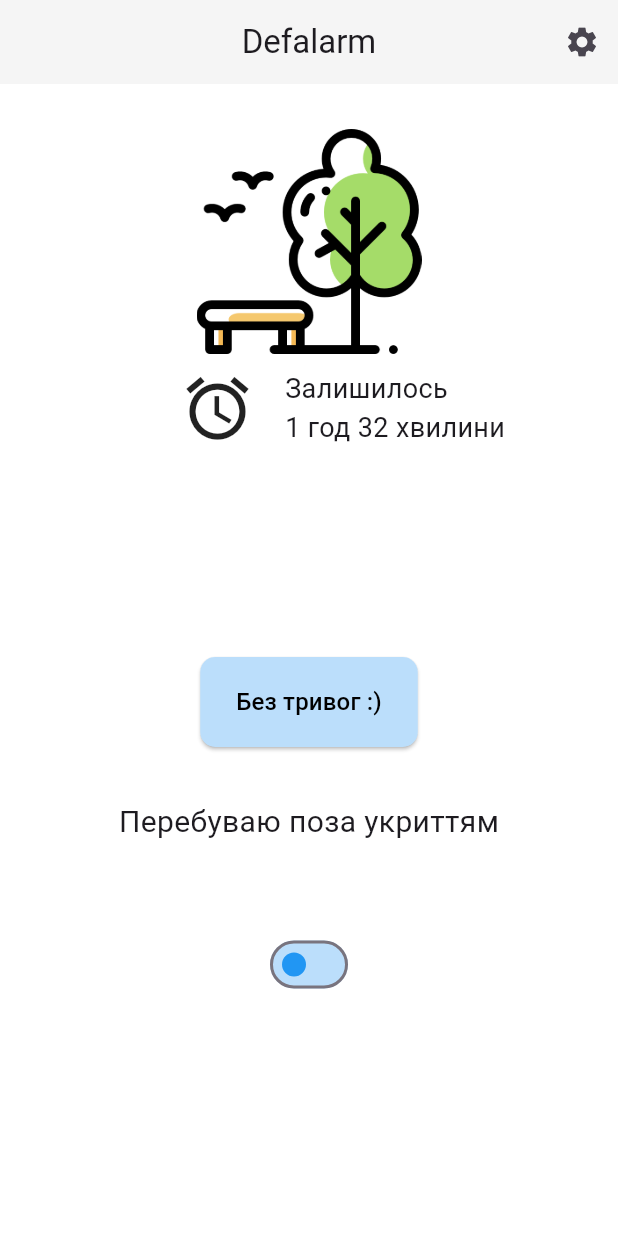
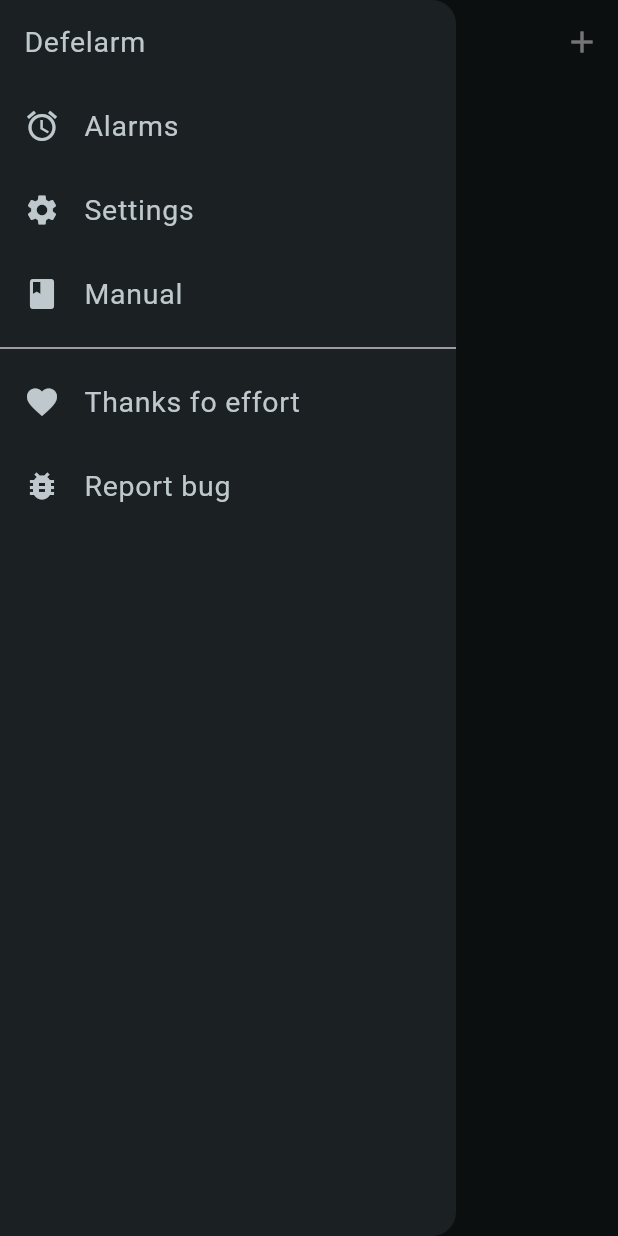
Before and after one commit to K1ngston1/defelarm, a Flutter app: the screen it shows after launch, with the side drawer open (before the commit the screen has no drawer), on a phone screen of 412 x 824 dp. Run offline on Flutter 3.47's test engine with Material 3 defaults, Android fonts, the phone set to English and light mode, and no system bars.

Commit message:
second commit

```diff
--- /dev/null
+++ b/lib/app_bar.dart
@@ -0,0 +1,42 @@
+import 'package:flutter/material.dart';
+
+class AppBarDesign extends StatefulWidget implements PreferredSizeWidget {
+  const AppBarDesign({super.key});
+
+  @override
+  State<AppBarDesign> createState() => _AppBarDesignState();
+
+  @override
+  Size get preferredSize => const Size.fromHeight(kToolbarHeight);
+}
+
+class _AppBarDesignState extends State<AppBarDesign> {
+  @override
+  Widget build(BuildContext context) {
+    return AppBar(
+      backgroundColor: const Color(0xFF1B2022), // HEX-код кольору
+      title: const Text(
+        "Будільник",
+        style: TextStyle(
+          color: Colors.white,
+        ),
+      ),
+      centerTitle: false,
+      leading: IconButton(
+        color: Colors.white,
+        onPressed: () {
+          Scaffold.of(context).openDrawer();
+        },
+        icon: const Icon(Icons.menu),
+      ),
+
+      actions: <Widget>[
+        IconButton(
+          color: Colors.white,
+          onPressed: () {},
+          icon: const Icon(Icons.add),
+        )
+      ],
+    );
+  }
+}
--- /dev/null
+++ b/lib/body_main.dart
@@ -0,0 +1,19 @@
+import 'package:flutter/material.dart';
+
+class BodyMain extends StatefulWidget {
+  const BodyMain({super.key});
+
+  @override
+  State<BodyMain> createState() => _BodyMainState();
+}
+
+class _BodyMainState extends State<BodyMain> {
+  @override
+  Widget build(BuildContext context) {
+    return Center(
+      child: Container(
+        color: const Color(0xFF1B2022),
+      ),
+    );
+  }
+}
--- a/lib/main.dart
+++ b/lib/main.dart
@@ -1,143 +1,26 @@
 import 'package:flutter/material.dart';
+import 'app_bar.dart';
+import 'body_main.dart';
+import 'pop_up.dart';
 
-void main() {
-  final navigatorKey = GlobalKey<NavigatorState>();
-  return runApp(
-    MaterialApp(
-      navigatorKey: navigatorKey,
-      home: Scaffold(
-        backgroundColor: Colors.white,
-        appBar: AppBar(
-          title: const Text('Defalarm'),
-          centerTitle: true,
-          backgroundColor: Colors.grey.shade100,
-          actions: [
-            IconButton(
-              onPressed: () {
-                Navigator.push(
-                  navigatorKey.currentContext!,
-                  MaterialPageRoute(
-                    builder: (context) => const SettingsPage(),
-                  ),
-                );
-              },
-              icon: const Icon(Icons.settings),
-            ),
-          ],
-        ),
-        body: HomePage(),
-      ),
-    ),
-  );
+void main() => runApp(MainWindow());
+
+class MainWindow extends StatefulWidget {
+  const MainWindow({super.key});
+
+  @override
+  State<MainWindow> createState() => _MainWindowState();
 }
 
-class HomePage extends StatefulWidget {
-  const HomePage({super.key});
-
-  @override
-  _HomePageState createState() => _HomePageState();
-}
-
-class _HomePageState extends State<HomePage> {
-  bool _isSwitched = false;
-
+class _MainWindowState extends State<MainWindow> {
   @override
   Widget build(BuildContext context) {
-    return Column(
-      children: <Widget>[
-        const SizedBox(height: 30),
-        Image.asset(
-          'images/park.png',
-          width: 200,
-          height: 150,
-        ),
-        const SizedBox(height: 10),
-        const Row(
-          children: [
-            SizedBox(
-              width: 120.0,
-            ),
-            Icon(
-              Icons.alarm,
-              size: 50,
-            ),
-            SizedBox(
-              width: 20,
-            ),
-            Text(
-              'Залишилось\n1 год 32 хвилини',
-              style: TextStyle(fontSize: 18),
-            ),
-          ],
-        ),
-        const SizedBox(height: 140),
-        Row(
-          mainAxisAlignment: MainAxisAlignment.center,
-          children: <Widget>[
-            ElevatedButton(
-              onPressed: () {
-                print('Button pressed');
-              },
-              style: ElevatedButton.styleFrom(
-                backgroundColor: Colors.blue.shade100,
-                foregroundColor: Colors.black,
-                minimumSize: const Size(100, 60),
-                shape: RoundedRectangleBorder(
-                  borderRadius: BorderRadius.circular(10),
-                ),
-              ),
-              child: const Text(
-                'Без тривог :)',
-                style: TextStyle(fontSize: 16),
-              ),
-            ),
-          ],
-        ),
-        const Row(
-          mainAxisAlignment: MainAxisAlignment.center,
-          children: <Widget>[
-            SizedBox(height: 100),
-            Text(
-              'Перебуваю поза укриттям',
-              style: TextStyle(fontSize: 20),
-            ),
-          ],
-        ),
-        Row(
-          mainAxisAlignment: MainAxisAlignment.center,
-          children: <Widget>[
-            const SizedBox(height: 90),
-            Switch(
-              value: _isSwitched,
-              activeColor: Colors.red,
-              inactiveThumbColor: Colors.blue,
-              inactiveTrackColor: Colors.blue.shade100,
-              onChanged: (bool value) {
-                setState(() {
-                  _isSwitched = value;
-                });
-              },
-            ),
-          ],
-        )
-      ],
-    );
+    return MaterialApp(
+      home: Scaffold(
+        body: BodyMain(),
+        appBar: AppBarDesign(),
+        drawer: const PopUp(),
+      ),
+    ); // Ваш AppBar
   }
 }
-
-class SettingsPage extends StatelessWidget {
-  const SettingsPage({super.key});
-
-  @override
-  Widget build(BuildContext context) {
-    return Scaffold(
-      appBar: AppBar(
-        title: const Text('Налаштування'),
-        backgroundColor: Colors.grey.shade100,
-      ),
-      body: const Center(
-        child: Text('Тут будуть ваші налаштування'),
-      ),
-    );
-  }
-}
--- /dev/null
+++ b/lib/pop_up.dart
@@ -0,0 +1,93 @@
+import 'package:flutter/material.dart';
+
+class PopUp extends StatefulWidget {
+  const PopUp({super.key});
+
+  @override
+  State<PopUp> createState() => _PopUpState();
+}
+
+class _PopUpState extends State<PopUp> {
+  Widget buildListTile({
+    required IconData icon,
+    required String title,
+    required VoidCallback onTap,
+  }) {
+    return ListTile(
+      leading: Icon(
+        icon,
+        color: const Color(0xFFBFC8CC),
+      ),
+      title: Text(
+        title,
+        style: const TextStyle(
+          color: Color(0xFFBFC8CC),
+          fontSize: 19.0,
+        ),
+      ),
+      onTap: onTap,
+    );
+  }
+
+  @override
+  Widget build(BuildContext context) {
+    return Drawer(
+      backgroundColor: const Color(0xFF1B2022),
+      child: ListView(
+        children: <Widget>[
+          ListTile(
+            title: const Text(
+              'Defelarm',
+              style: TextStyle(
+                  color: Color(
+                    0xFFBFC8CC,
+                  ),
+                  fontSize:
+                      19.0 // Використовуйте Color(0xFF...) для коректного визначення кольору.
+                  ),
+            ),
+            onTap: () {
+              Navigator.pop(context);
+            },
+          ),
+          buildListTile(
+            icon: Icons.alarm,
+            title: 'Alarms',
+            onTap: () {
+              Navigator.pop(context); // Обробка іншого пункту
+            },
+          ),
+          buildListTile(
+            icon: Icons.settings,
+            title: 'Settings',
+            onTap: () {
+              Navigator.pop(context); // Обробка іншого пункту
+            },
+          ),
+          buildListTile(
+            icon: Icons.book,
+            title: 'Manual',
+            onTap: () {
+              Navigator.pop(context); // Обробка іншого пункту
+            },
+          ),
+          const Divider(),
+          buildListTile(
+            icon: Icons.favorite,
+            title: 'Thanks fo effort',
+            onTap: () {
+              Navigator.pop(context); // Обробка іншого пункту
+            },
+          ),
+          buildListTile(
+            icon: Icons.bug_report,
+            title: 'Report bug',
+            onTap: () {
+              Navigator.pop(context); // Обробка іншого пункту
+            },
+          ),
+        ],
+      ),
+    );
+  }
+}
--- a/pubspec.yaml
+++ b/pubspec.yaml
@@ -54,6 +54,7 @@ dev_dependencies:
 flutter:
   assets:
     - images/park.png
+    - images/bomb.png
   # The following line ensures that the Material Icons font is
   # included with your application, so that you can use the icons in
   # the material Icons class.
```
Also changed, not shown: images/bomb.png (added).
